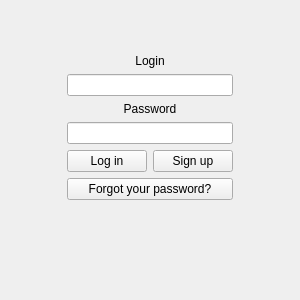
Qt form sources/LoginWindow.ui (Groundy/CrackerJack) before a commit.
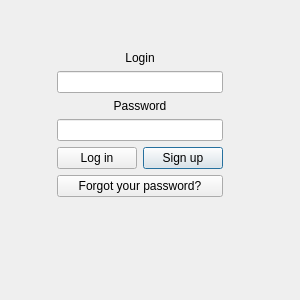
The same form after that commit.

Patch:
```diff
--- a/sources/LoginWindow.ui
+++ b/sources/LoginWindow.ui
@@ -1,7 +1,7 @@
 <?xml version="1.0" encoding="UTF-8"?>
 <ui version="4.0">
  <class>LoginWindowClass</class>
- <widget class="QMainWindow" name="LoginWindowClass">
+ <widget class="QDialog" name="LoginWindowClass">
   <property name="enabled">
    <bool>true</bool>
   </property>
```
